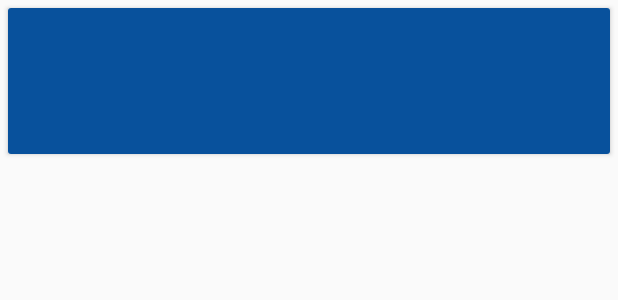
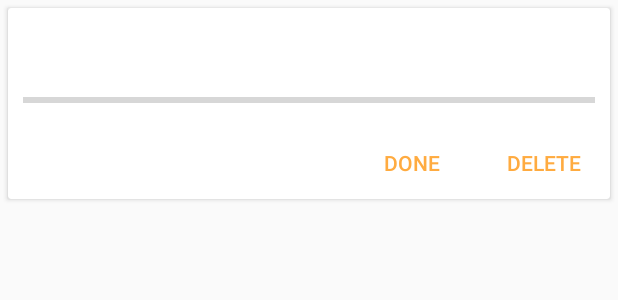
Before and after one commit to NavneetPrakashSingh/Location-Based-To-do, an Android app: the layout recyclerview_item.xml on its own in the app's theme, with its tools: preview values and no code run, on a phone screen of 412 x 824 dp. Shown: the top 300 px of the screen. Run offline under Robolectric (Android 15) with nearby library versions, the phone set to English and light mode, and no system bars.

Commit message:
task list ui updated

```diff
--- a/app/src/main/java/com/example/dell/to_dolist/AppDatabase.java
+++ b/app/src/main/java/com/example/dell/to_dolist/AppDatabase.java
@@ -82,11 +82,11 @@ public abstract class AppDatabase extends RoomDatabase{
             // Not needed if you only populate on creation.
 //            mDao.deleteAllTasks();
 //
-//            Task task = new Task("Grocery List","Milk","1/2/3","1","2/2/3","1","1","1");
-//            mDao.insertTask(task);
+          Task task = new Task("Grocery List","Milk","1/2/3","1","2/2/3","1","1","1");
+           mDao.insertTask(task);
 //
-//            Task task1 = new Task("Shopping List","Dress","1/2/3","0","2/2/3","2","1","1");
-//            mDao.insertTask(task1);
+            Task task1 = new Task("Shopping List","Dress","1/2/3","0","2/2/3","2","1","1");
+           mDao.insertTask(task1);
             return null;
         }
     }
--- a/app/src/main/java/com/example/dell/to_dolist/TaskListAdapter.java
+++ b/app/src/main/java/com/example/dell/to_dolist/TaskListAdapter.java
@@ -25,31 +25,31 @@ import android.content.Context;
 import android.content.Intent;
 import android.graphics.Color;
 import android.support.v7.widget.RecyclerView;
-import android.util.Log;
 import android.view.LayoutInflater;
 import android.view.View;
 import android.view.ViewGroup;
-import android.widget.RelativeLayout;
+import android.widget.LinearLayout;
+import android.widget.ProgressBar;
 import android.widget.TextView;
-import android.widget.Toast;
 
 import java.util.List;
-
-import static android.provider.AlarmClock.EXTRA_MESSAGE;
 
 
 public class TaskListAdapter extends RecyclerView.Adapter<TaskListAdapter.TaskViewHolder> {
 
     class TaskViewHolder extends RecyclerView.ViewHolder {
-        private final TextView taskName, taskContent, taskId;
-        public RelativeLayout relativelayout;
+        private final TextView taskName;
+               /* , taskContent;*/
+        public LinearLayout linearLayout;
+        private ProgressBar progressBar;
 
         private TaskViewHolder(View itemView) {
             super(itemView);
-            taskId = itemView.findViewById(R.id.task_id);
+           // taskId = itemView.findViewById(R.id.task_id);
             taskName = itemView.findViewById(R.id.taskName);
-            taskContent = itemView.findViewById(R.id.task_description);
-            relativelayout = itemView.findViewById(R.id.todo_list);
+           /* taskContent = itemView.findViewById(R.id.task_description);*/
+            linearLayout = itemView.findViewById(R.id.todo_list);
+            progressBar = itemView.findViewById(R.id.pbId);
         }
     }
 
@@ -69,21 +69,21 @@ public class TaskListAdapter extends RecyclerView.Adapter<TaskListAdapter.TaskVi
         final TaskDisplay current = mTasks.get(position);
         //set alternate colors for card view
         if(position % 2 == 0){
-            holder.relativelayout.setBackgroundColor(Color.parseColor("#bdd7e7"));
+            holder.linearLayout.setBackgroundColor(Color.parseColor("#FFFFFF"));
         }
         else{
-            holder.relativelayout.setBackgroundColor(Color.parseColor("#08519c"));
+            holder.linearLayout.setBackgroundColor(Color.parseColor("#FFFFFF"));
         }
         holder.taskName.setText(current.getTitle());
-        holder.taskContent.setText(current.getContent());
-
-        holder.relativelayout.setOnClickListener(new View.OnClickListener() {
+        /*holder.taskContent.setText(current.getContent());*/
+        holder.progressBar.setProgress(80);
+        holder.linearLayout.setOnClickListener(new View.OnClickListener() {
             @Override
             public void onClick(View v) {
-                Intent intent = new Intent(holder.relativelayout.getContext(), Update.class);
+                Intent intent = new Intent(holder.linearLayout.getContext(), Update.class);
                 String message = String.valueOf(current.getId());
                 intent.putExtra("id", message);
-                holder.relativelayout.getContext().startActivity(intent);
+                holder.linearLayout.getContext().startActivity(intent);
             }
         });
     }
--- a/app/src/main/res/layout/recyclerview_item.xml
+++ b/app/src/main/res/layout/recyclerview_item.xml
@@ -7,40 +7,62 @@
     android:orientation="vertical"
     android:layout_margin="5dp"
     android:layout_marginBottom="10dp"
-    card_view:cardElevation="@dimen/cardview_default_elevation" >
-
-    <RelativeLayout
-        android:id="@+id/todo_list"
+    card_view:cardElevation="@dimen/cardview_default_elevation">
+    <LinearLayout
         android:layout_width="match_parent"
-        android:padding="25dp"
         android:layout_height="wrap_content"
-        android:background="@color/colorPrimaryDark">
-
-        <TextView
-            android:id="@+id/task_id"
-            android:visibility="gone"
-            android:layout_width="wrap_content"
-            android:layout_height="wrap_content" />
+        android:orientation="vertical">
+    <LinearLayout
+        android:layout_width="match_parent"
+        android:layout_height="wrap_content"
+        android:orientation="vertical"
+        android:id="@+id/todo_list">
 
         <TextView
             android:id="@+id/taskName"
+            android:layout_width="match_parent"
+            android:layout_height="wrap_content"
+            android:layout_marginBottom="8dp"
+            android:paddingLeft="15dp"
+            android:paddingRight="15dp"
+            android:paddingTop="5dp"
+            android:paddingBottom="5dp"
+            android:textColor="#000"
+            android:textSize="18sp" />
+       <!-- <TextView
+            android:id="@+id/task_description"
+            android:paddingLeft="15dp"
+            android:paddingRight="15dp"
+            android:paddingTop="5dp"
+            android:layout_width="match_parent"
+            android:layout_height="wrap_content"
+            android:textColor="#555" />-->
+        <ProgressBar
+            android:id="@+id/pbId"
+            android:layout_width="fill_parent"
+            android:layout_height="wrap_content"
+            style="?android:attr/progressBarStyleHorizontal"
+            android:layout_margin="10dp"
+            />
+    </LinearLayout>
+    <LinearLayout
+        android:layout_width="wrap_content"
+        android:layout_height="wrap_content"
+        android:orientation="horizontal"
+        android:layout_gravity="right">
+
+
+
+        <Button
             android:layout_width="wrap_content"
             android:layout_height="wrap_content"
-            android:textColor="@color/text"
-            android:layout_marginRight="8dp"
-            android:layout_alignParentTop="true"
-            android:textSize="20sp" />
-
-        <TextView
-            android:id="@+id/task_description"
+            android:text="@string/action_done"
+            android:theme="@style/PrimaryFlatButton" />
+        <Button
             android:layout_width="wrap_content"
             android:layout_height="wrap_content"
-            android:textColor="@color/text"
-            android:layout_marginRight="8dp"
-            android:layout_below="@+id/taskName"
-            />
-
-
-    </RelativeLayout>
-
+            android:text="@string/action_delete"
+            android:theme="@style/PrimaryFlatButton" />
+    </LinearLayout>
+    </LinearLayout>
 </android.support.v7.widget.CardView>
--- a/app/src/main/res/values/strings.xml
+++ b/app/src/main/res/values/strings.xml
@@ -10,4 +10,6 @@
     <string name="button_save">Save</string>
     <string name="title_activity_pop">Popup</string>
     <string name="check">Save</string>
+    <string name="action_done">DONE</string>
+    <string name="action_delete">DELETE</string>
 </resources>
--- a/app/src/main/res/values/styles.xml
+++ b/app/src/main/res/values/styles.xml
@@ -60,5 +60,10 @@
         <item name="android:paddingTop">16dp</item>
         <item name="android:textAppearance">?android:textAppearanceSmall</item>
     </style>
-
+    <style name="PrimaryFlatButton" parent="Theme.AppCompat.Light">
+        <item name="android:buttonStyle">
+            @style/Widget.AppCompat.Button.Borderless.Colored
+        </item>
+        <item name="colorAccent">#FFAB40</item>
+    </style>
 </resources>
```
